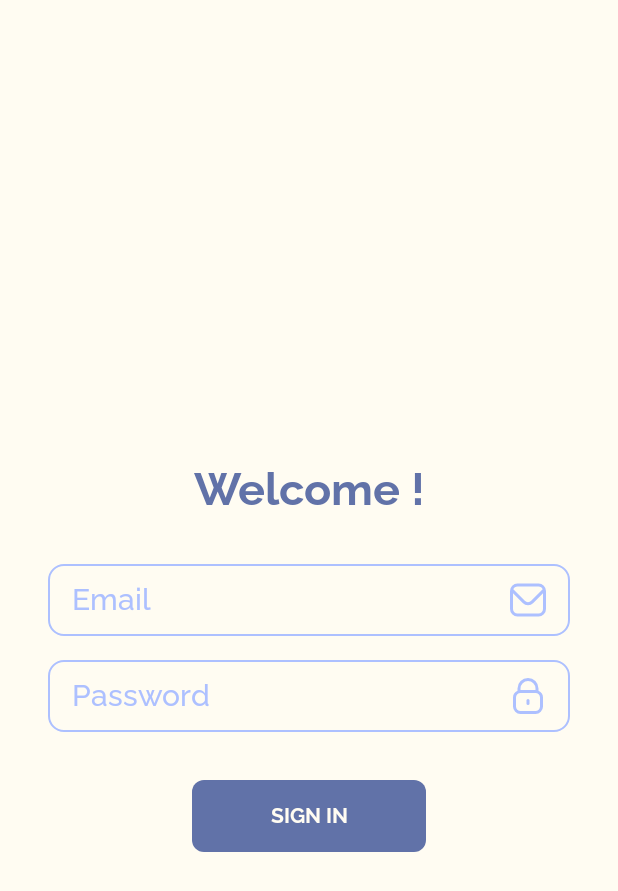
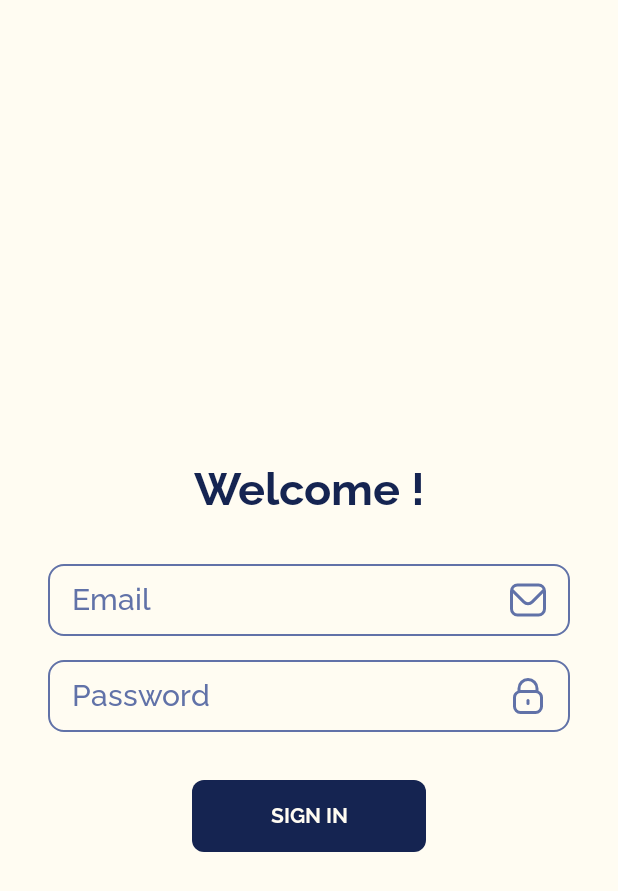
Before and after one commit to MarkoGordic/FitnessAssistant, an Android app: the screen it shows after launch (SignInActivity), on a phone screen of 412 x 824 dp. Shown: the top 891 px of the screen. Run offline under Robolectric (Android 15) with nearby library versions, the phone set to English and light mode, and no system bars; our stand-ins replace Firebase (no records; nobody signed in at launch, a user with empty details on screens opened directly).

Commit message:
Colors fix
- Changed blue colors to darker blue variants

```diff
--- a/app/src/main/res/drawable/custom_input.xml
+++ b/app/src/main/res/drawable/custom_input.xml
@@ -6,7 +6,7 @@
         <shape android:shape="rectangle">
             <solid android:color="@color/BackgroundColor" />
             <corners android:radius="10dp"/>
-            <stroke android:color="@color/BlueYonder" android:width="1.5dp"/>
+            <stroke android:color="@color/SpaceCadet" android:width="1.5dp"/>
         </shape>
     </item>
 
@@ -14,7 +14,7 @@
         <shape android:shape="rectangle">
             <solid android:color="@color/BackgroundColor" />
             <corners android:radius="10dp"/>
-            <stroke android:color="@color/MaximumBluePurple" android:width="1dp"/>
+            <stroke android:color="@color/BlueYonder" android:width="1dp"/>
         </shape>
     </item>
 
--- a/app/src/main/res/drawable/lock.xml
+++ b/app/src/main/res/drawable/lock.xml
@@ -1 +1 @@
-<vector xmlns:android="http://schemas.android.com/apk/res/android" android:width="24dp" android:height="24dp" android:viewportWidth="24" android:viewportHeight="24" android:tint="@color/MaximumBluePurple"><path android:fillColor="@android:color/white" android:pathData="M19,8.424V7A7,7,0,0,0,5,7V8.424A5,5,0,0,0,2,13v6a5.006,5.006,0,0,0,5,5H17a5.006,5.006,0,0,0,5-5V13A5,5,0,0,0,19,8.424ZM7,7A5,5,0,0,1,17,7V8H7ZM20,19a3,3,0,0,1-3,3H7a3,3,0,0,1-3-3V13a3,3,0,0,1,3-3H17a3,3,0,0,1,3,3Z"/><path android:fillColor="@android:color/white" android:pathData="M12,14a1,1,0,0,0-1,1v2a1,1,0,0,0,2,0V15A1,1,0,0,0,12,14Z"/></vector>
+<vector xmlns:android="http://schemas.android.com/apk/res/android" android:width="24dp" android:height="24dp" android:viewportWidth="24" android:viewportHeight="24" android:tint="@color/BlueYonder"><path android:fillColor="@android:color/white" android:pathData="M19,8.424V7A7,7,0,0,0,5,7V8.424A5,5,0,0,0,2,13v6a5.006,5.006,0,0,0,5,5H17a5.006,5.006,0,0,0,5-5V13A5,5,0,0,0,19,8.424ZM7,7A5,5,0,0,1,17,7V8H7ZM20,19a3,3,0,0,1-3,3H7a3,3,0,0,1-3-3V13a3,3,0,0,1,3-3H17a3,3,0,0,1,3,3Z"/><path android:fillColor="@android:color/white" android:pathData="M12,14a1,1,0,0,0-1,1v2a1,1,0,0,0,2,0V15A1,1,0,0,0,12,14Z"/></vector>
--- a/app/src/main/res/drawable/lock_focused.xml
+++ b/app/src/main/res/drawable/lock_focused.xml
@@ -1 +1 @@
-<vector xmlns:android="http://schemas.android.com/apk/res/android" android:width="24dp" android:height="24dp" android:viewportWidth="24" android:viewportHeight="24" android:tint="@color/BlueYonder"><path android:fillColor="@android:color/white" android:pathData="M19,8.424V7A7,7,0,0,0,5,7V8.424A5,5,0,0,0,2,13v6a5.006,5.006,0,0,0,5,5H17a5.006,5.006,0,0,0,5-5V13A5,5,0,0,0,19,8.424ZM7,7A5,5,0,0,1,17,7V8H7ZM20,19a3,3,0,0,1-3,3H7a3,3,0,0,1-3-3V13a3,3,0,0,1,3-3H17a3,3,0,0,1,3,3Z"/><path android:fillColor="@android:color/white" android:pathData="M12,14a1,1,0,0,0-1,1v2a1,1,0,0,0,2,0V15A1,1,0,0,0,12,14Z"/></vector>
+<vector xmlns:android="http://schemas.android.com/apk/res/android" android:width="24dp" android:height="24dp" android:viewportWidth="24" android:viewportHeight="24" android:tint="@color/SpaceCadet"><path android:fillColor="@android:color/white" android:pathData="M19,8.424V7A7,7,0,0,0,5,7V8.424A5,5,0,0,0,2,13v6a5.006,5.006,0,0,0,5,5H17a5.006,5.006,0,0,0,5-5V13A5,5,0,0,0,19,8.424ZM7,7A5,5,0,0,1,17,7V8H7ZM20,19a3,3,0,0,1-3,3H7a3,3,0,0,1-3-3V13a3,3,0,0,1,3-3H17a3,3,0,0,1,3,3Z"/><path android:fillColor="@android:color/white" android:pathData="M12,14a1,1,0,0,0-1,1v2a1,1,0,0,0,2,0V15A1,1,0,0,0,12,14Z"/></vector>
--- a/app/src/main/res/drawable/mail.xml
+++ b/app/src/main/res/drawable/mail.xml
@@ -1 +1 @@
-<vector xmlns:android="http://schemas.android.com/apk/res/android" android:width="24dp" android:height="24dp" android:viewportWidth="24" android:viewportHeight="24" android:tint="@color/MaximumBluePurple"><path android:fillColor="@android:color/white" android:pathData="M19,1H5A5.006,5.006,0,0,0,0,6V18a5.006,5.006,0,0,0,5,5H19a5.006,5.006,0,0,0,5-5V6A5.006,5.006,0,0,0,19,1ZM5,3H19a3,3,0,0,1,2.78,1.887l-7.658,7.659a3.007,3.007,0,0,1-4.244,0L2.22,4.887A3,3,0,0,1,5,3ZM19,21H5a3,3,0,0,1-3-3V7.5L8.464,13.96a5.007,5.007,0,0,0,7.072,0L22,7.5V18A3,3,0,0,1,19,21Z"/></vector>
+<vector xmlns:android="http://schemas.android.com/apk/res/android" android:width="24dp" android:height="24dp" android:viewportWidth="24" android:viewportHeight="24" android:tint="@color/BlueYonder"><path android:fillColor="@android:color/white" android:pathData="M19,1H5A5.006,5.006,0,0,0,0,6V18a5.006,5.006,0,0,0,5,5H19a5.006,5.006,0,0,0,5-5V6A5.006,5.006,0,0,0,19,1ZM5,3H19a3,3,0,0,1,2.78,1.887l-7.658,7.659a3.007,3.007,0,0,1-4.244,0L2.22,4.887A3,3,0,0,1,5,3ZM19,21H5a3,3,0,0,1-3-3V7.5L8.464,13.96a5.007,5.007,0,0,0,7.072,0L22,7.5V18A3,3,0,0,1,19,21Z"/></vector>
--- a/app/src/main/res/drawable/mail_focused.xml
+++ b/app/src/main/res/drawable/mail_focused.xml
@@ -1 +1 @@
-<vector xmlns:android="http://schemas.android.com/apk/res/android" android:width="24dp" android:height="24dp" android:viewportWidth="24" android:viewportHeight="24" android:tint="@color/BlueYonder"><path android:fillColor="@android:color/white" android:pathData="M19,1H5A5.006,5.006,0,0,0,0,6V18a5.006,5.006,0,0,0,5,5H19a5.006,5.006,0,0,0,5-5V6A5.006,5.006,0,0,0,19,1ZM5,3H19a3,3,0,0,1,2.78,1.887l-7.658,7.659a3.007,3.007,0,0,1-4.244,0L2.22,4.887A3,3,0,0,1,5,3ZM19,21H5a3,3,0,0,1-3-3V7.5L8.464,13.96a5.007,5.007,0,0,0,7.072,0L22,7.5V18A3,3,0,0,1,19,21Z"/></vector>
+<vector xmlns:android="http://schemas.android.com/apk/res/android" android:width="24dp" android:height="24dp" android:viewportWidth="24" android:viewportHeight="24" android:tint="@color/SpaceCadet"><path android:fillColor="@android:color/white" android:pathData="M19,1H5A5.006,5.006,0,0,0,0,6V18a5.006,5.006,0,0,0,5,5H19a5.006,5.006,0,0,0,5-5V6A5.006,5.006,0,0,0,19,1ZM5,3H19a3,3,0,0,1,2.78,1.887l-7.658,7.659a3.007,3.007,0,0,1-4.244,0L2.22,4.887A3,3,0,0,1,5,3ZM19,21H5a3,3,0,0,1-3-3V7.5L8.464,13.96a5.007,5.007,0,0,0,7.072,0L22,7.5V18A3,3,0,0,1,19,21Z"/></vector>
--- a/app/src/main/res/drawable/sign_in_button.xml
+++ b/app/src/main/res/drawable/sign_in_button.xml
@@ -3,7 +3,7 @@
 <selector xmlns:android="http://schemas.android.com/apk/res/android">
     <item>
         <shape android:shape="rectangle"
-            android:tint="@color/BlueYonder">
+            android:tint="@color/SpaceCadet">
             <corners android:radius="8dp"/>
         </shape>
     </item>
--- a/app/src/main/res/layout/signin_screen.xml
+++ b/app/src/main/res/layout/signin_screen.xml
@@ -25,7 +25,7 @@
         android:includeFontPadding="false"
         android:text="@string/welcome"
         android:textAlignment="center"
-        android:textColor="@color/BlueYonder"
+        android:textColor="@color/SpaceCadet"
         android:textFontWeight="600"
         android:textSize="30sp" />
 
@@ -57,8 +57,8 @@
         android:includeFontPadding="false"
         android:inputType="textEmailAddress"
         android:paddingHorizontal="16sp"
-        android:textColor="@color/BlueYonder"
-        android:textColorHint="@color/MaximumBluePurple"
+        android:textColor="@color/SpaceCadet"
+        android:textColorHint="@color/BlueYonder"
         android:textSize="20sp" />
 
     <!-- Password EditText -->
@@ -86,8 +86,8 @@
         android:includeFontPadding="false"
         android:inputType="textPassword"
         android:paddingHorizontal="16sp"
-        android:textColor="@color/BlueYonder"
-        android:textColorHint="@color/MaximumBluePurple"
+        android:textColor="@color/SpaceCadet"
+        android:textColorHint="@color/BlueYonder"
         android:textSize="20sp" />
 
     <!-- Sign Up Button-->
@@ -128,7 +128,7 @@
         android:elevation="2dp"
         android:indeterminate="true"
 
-        android:indeterminateTint="@color/Flame"
+        android:indeterminateTint="@color/BlueYonder"
         android:visibility="gone" />
 
 </androidx.constraintlayout.widget.ConstraintLayout>
```
